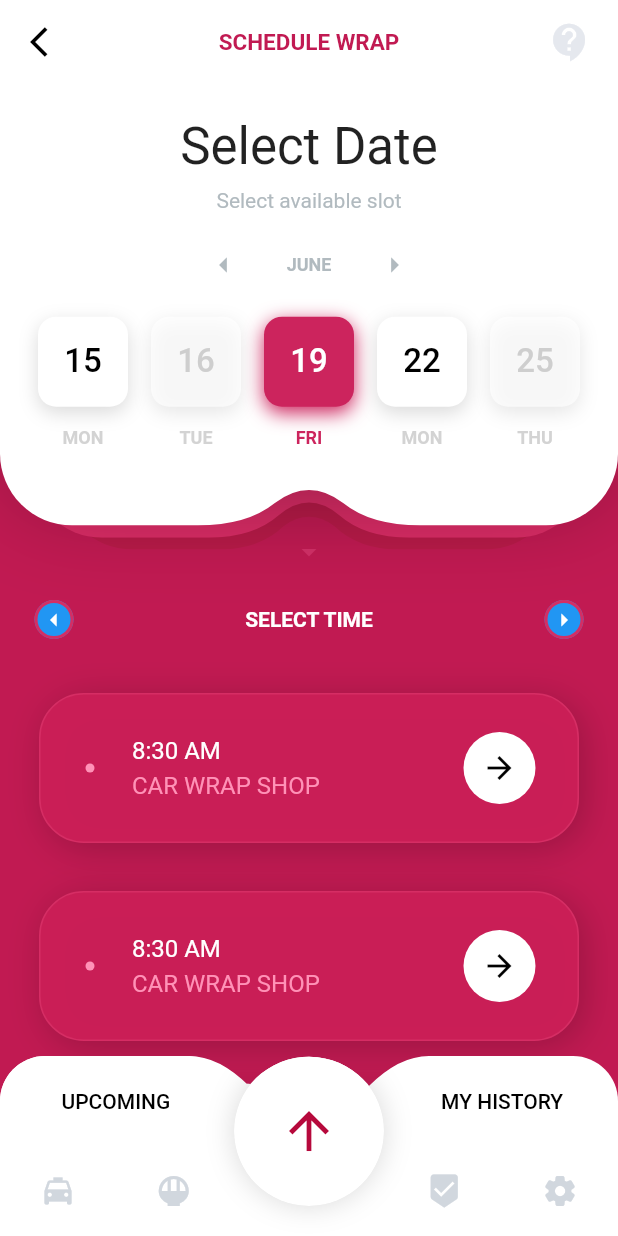
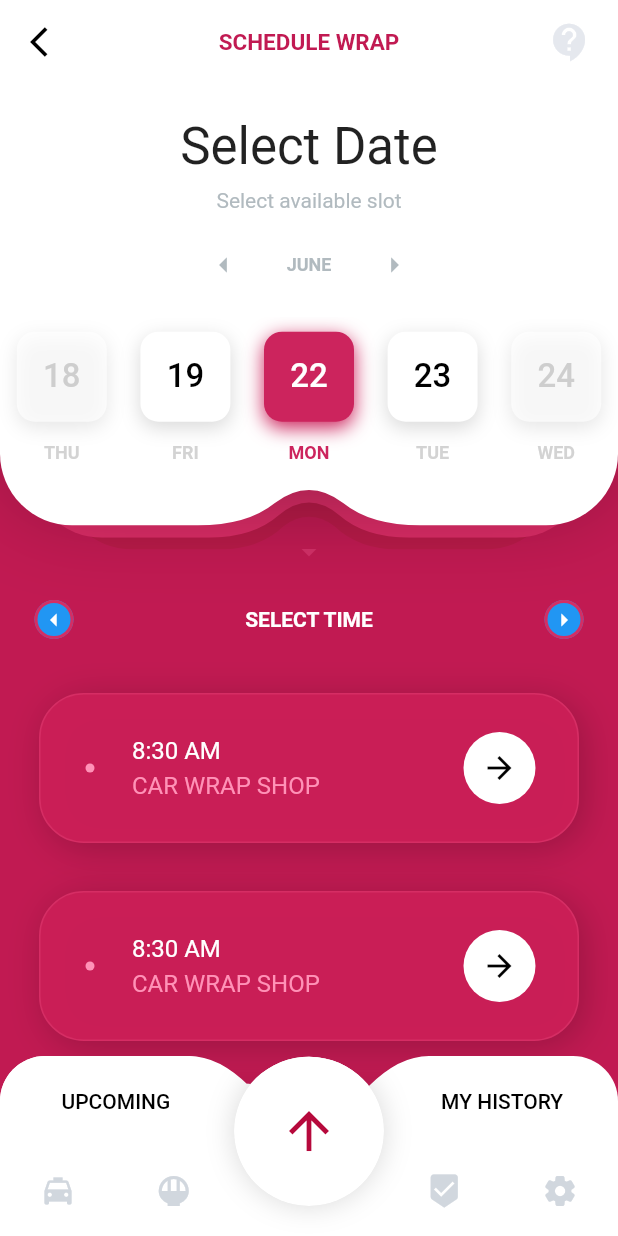
Before and after one commit to mtopolewski/flutter_design_case_car_advertisement, a Flutter app: the screen it shows after launch, on a phone screen of 412 x 824 dp. Run offline on Flutter 3.47's test engine with Material 2 defaults, Android fonts, the light colour scheme and no system bars.

Commit message:
Added Day Slider widget

```diff
--- a/lib/pages/homePage.dart
+++ b/lib/pages/homePage.dart
@@ -1,5 +1,6 @@
 import 'package:flutter/material.dart';
 import 'package:flutter/services.dart';
+import 'package:flutter_design_case_car_advertisement/widgets/daySlider.dart';
 import 'dart:math' as Math;
 import 'dart:io' as io;
 
@@ -752,59 +753,10 @@ class HomePage extends StatelessWidget {
                                   Flexible(
                                     flex: 2,
                                     child: Padding(
-                                      padding: const EdgeInsets.fromLTRB(
-                                          10, 0, 10, 0),
-                                      child: Row(
-                                          mainAxisAlignment:
-                                              MainAxisAlignment.spaceEvenly,
-                                          children: [
-                                            Flexible(
-                                              child: SelectableButton(
-                                                icon: Icons.ac_unit,
-                                                title: "15",
-                                                subtitle: "MON",
-                                                isSelected: false,
-                                                isUnavailable: false,
-                                              ),
-                                            ),
-                                            Flexible(
-                                              child: SelectableButton(
-                                                icon: Icons.ac_unit,
-                                                title: "16",
-                                                subtitle: "TUE",
-                                                isSelected: false,
-                                                isUnavailable: true,
-                                              ),
-                                            ),
-                                            Flexible(
-                                              child: SelectableButton(
-                                                icon: Icons.ac_unit,
-                                                title: "19",
-                                                subtitle: "FRI",
-                                                isSelected: true,
-                                                isUnavailable: false,
-                                              ),
-                                            ),
-                                            Flexible(
-                                              child: SelectableButton(
-                                                icon: Icons.ac_unit,
-                                                title: "22",
-                                                subtitle: "MON",
-                                                isSelected: false,
-                                                isUnavailable: false,
-                                              ),
-                                            ),
-                                            Flexible(
-                                              child: SelectableButton(
-                                                icon: Icons.ac_unit,
-                                                title: "25",
-                                                subtitle: "THU",
-                                                isSelected: false,
-                                                isUnavailable: true,
-                                              ),
-                                            ),
-                                          ]),
-                                    ),
+                                        padding: const EdgeInsets.fromLTRB(
+                                            0, 0, 0, 0),
+                                        child: Container(
+                                            height: 110, child: DaySlider())),
                                   )
                                 ],
                               ),
--- /dev/null
+++ b/lib/widgets/daySlider.dart
@@ -0,0 +1,62 @@
+import 'package:flutter/material.dart';
+import 'package:flutter_design_case_car_advertisement/widgets/selectableButton.dart';
+
+class DayModel {
+  DayModel(this.DayNumber, this.DayName, this.IsAvailable);
+  int DayNumber;
+  String DayName;
+  bool IsAvailable;
+}
+
+class DaySlider extends StatefulWidget {
+  const DaySlider({Key? key}) : super(key: key);
+
+  @override
+  _DaySliderState createState() => _DaySliderState();
+}
+
+class _DaySliderState extends State<DaySlider> {
+  List<DayModel> _days = <DayModel>[
+    DayModel(15, "MON", false),
+    DayModel(16, "TUE", true),
+    DayModel(17, "WED", true),
+    DayModel(18, "THU", false),
+    DayModel(19, "FRI", true),
+    DayModel(22, "MON", true),
+    DayModel(23, "TUE", true),
+    DayModel(24, "WED", false),
+    DayModel(25, "THU", false),
+    DayModel(26, "FRI", true),
+    DayModel(29, "MON", true),
+  ];
+
+  int _index = 5; //_days.length ~/ 2;
+  PageController _controller =
+      new PageController(viewportFraction: 0.2, initialPage: 5);
+
+  @override
+  Widget build(BuildContext context) {
+    return PageView.builder(
+        physics: BouncingScrollPhysics(),
+        itemCount: _days.length,
+        controller: _controller,
+        onPageChanged: (int index) => setState(() => _index = index),
+        itemBuilder: (context, i) {
+          return Padding(
+            padding: const EdgeInsets.fromLTRB(0, 10, 0, 10),
+            child: SelectableButton(
+              icon: Icons.ac_unit,
+              title: _days[i].DayNumber.toString(),
+              subtitle: _days[i].DayName,
+              isSelected: i == _index,
+              isUnavailable: !_days[i].IsAvailable,
+              onPressed: () {
+                setState(() {
+                  _controller.jumpToPage(i);
+                });
+              },
+            ),
+          );
+        });
+  }
+}
--- a/lib/widgets/selectableButton.dart
+++ b/lib/widgets/selectableButton.dart
@@ -6,12 +6,14 @@ class SelectableButton extends StatelessWidget {
       required this.title,
       required this.subtitle,
       required this.isSelected,
-      required this.isUnavailable});
+      required this.isUnavailable,
+      required this.onPressed});
   final IconData icon;
   final String title;
   final String subtitle;
   final bool isSelected;
   final bool isUnavailable;
+  final Function onPressed;
 
   @override
   Widget build(BuildContext context) => Column(
@@ -40,7 +42,11 @@ class SelectableButton extends StatelessWidget {
               ],
             ),
             child: TextButton(
-                onPressed: !isUnavailable ? () {} : null,
+                onPressed: !isUnavailable
+                    ? () {
+                        onPressed();
+                      }
+                    : null,
                 style: TextButton.styleFrom(
                     shape: const RoundedRectangleBorder(
                         borderRadius: BorderRadius.all(Radius.circular(10)))),
```
